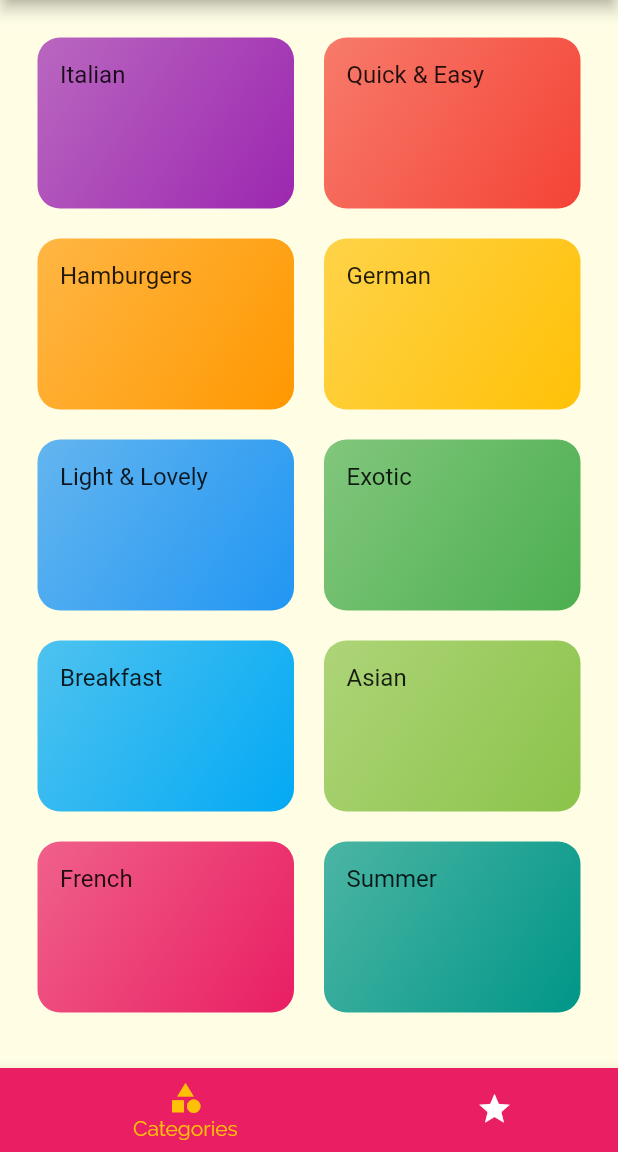
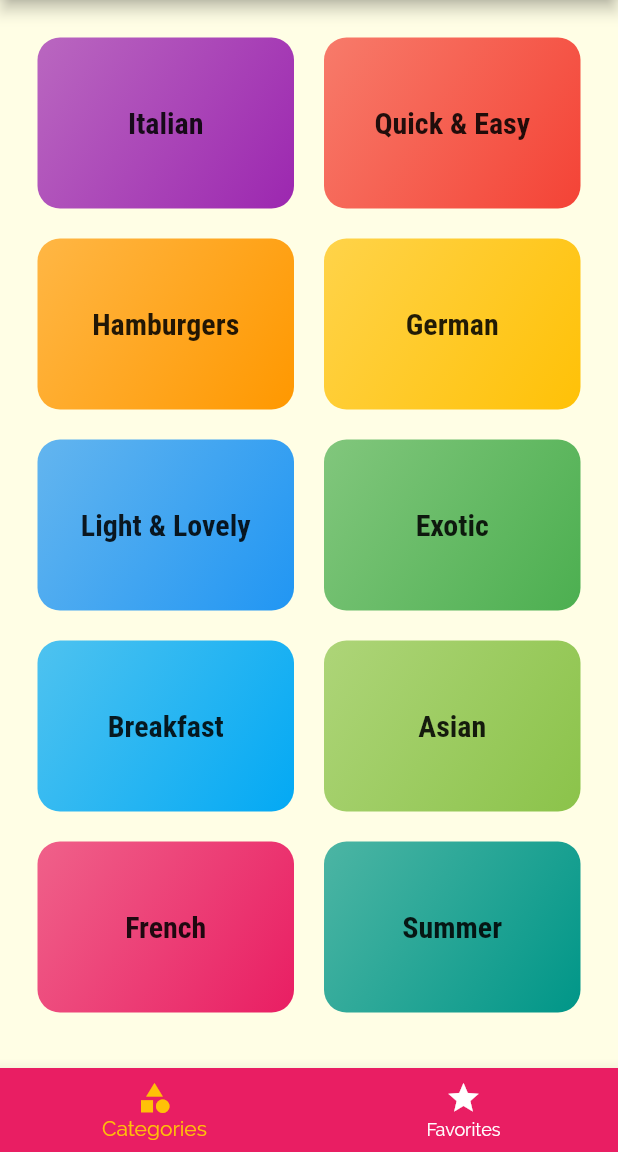
Before and after one commit to Vibhav04/Meals-App, a Flutter app: the screen it shows after launch, on a phone screen of 412 x 824 dp, the part 84-1236 px from its top. Run offline on Flutter 3.47's test engine with Material 2 defaults, Android fonts, the phone set to English and light mode, and no system bars.

Commit message:
final corrections

```diff
--- a/lib/screens/tabs_screen.dart
+++ b/lib/screens/tabs_screen.dart
@@ -55,7 +55,6 @@ class _TabsScreenState extends State<TabsScreen> {
         unselectedItemColor: Colors.white,
         selectedItemColor: Theme.of(context).accentColor,
         currentIndex: _selectedPageIndex,
-        type: BottomNavigationBarType.shifting,
         items: [
           BottomNavigationBarItem(
             backgroundColor: Theme.of(context).primaryColor,
--- a/lib/widgets/category_item.dart
+++ b/lib/widgets/category_item.dart
@@ -39,9 +39,11 @@ class CategoryItem extends StatelessWidget {
           ),
           borderRadius: BorderRadius.circular(15),
         ),
-        child: Text(
-          title,
-          style: Theme.of(context).textTheme.titleMedium,
+        child: Center(
+          child: Text(
+            title,
+            style: Theme.of(context).textTheme.headline6,
+          ),
         ),
       ),
     );
```
